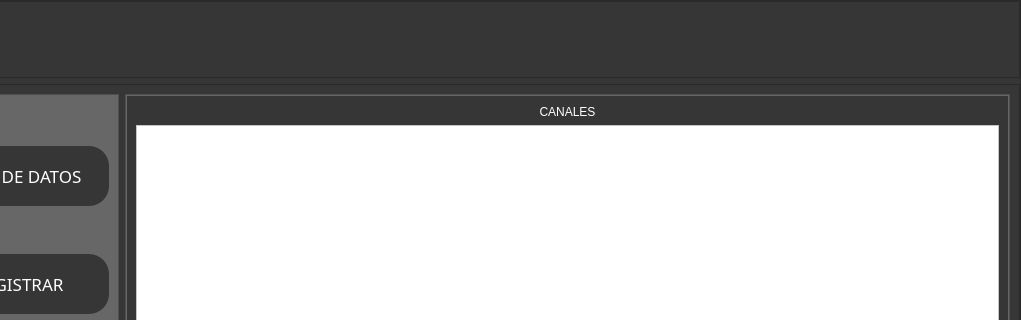
Above: interfaz1.ui from fnocampo04/MiniproyectoEstructuras before the change; both pictures show x 92 to 1113 and y 0 to 320 of the 1113 by 705 pixel window. Below: the same form after it.
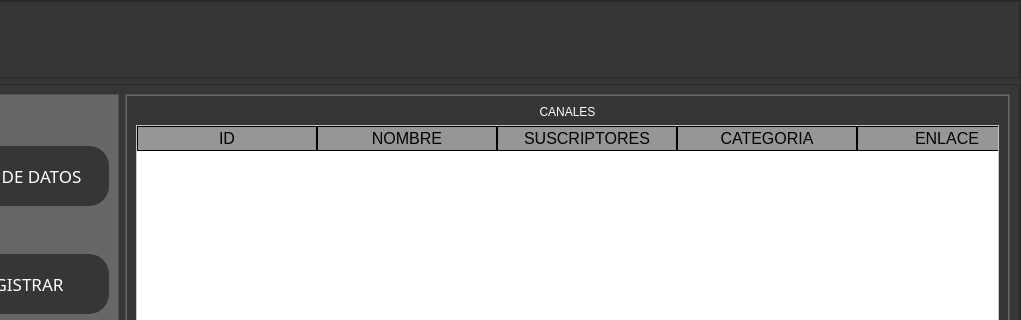
That is the form after the change. Icons and pictures are not drawn.

Diff of the .ui file:
```diff
--- a/interfaz1.ui
+++ b/interfaz1.ui
@@ -538,7 +538,7 @@
                     <enum>QAbstractScrollArea::AdjustToContents</enum>
                    </property>
                    <attribute name="horizontalHeaderVisible">
-                    <bool>false</bool>
+                    <bool>true</bool>
                    </attribute>
                    <attribute name="horizontalHeaderCascadingSectionResizes">
                     <bool>true</bool>
```
